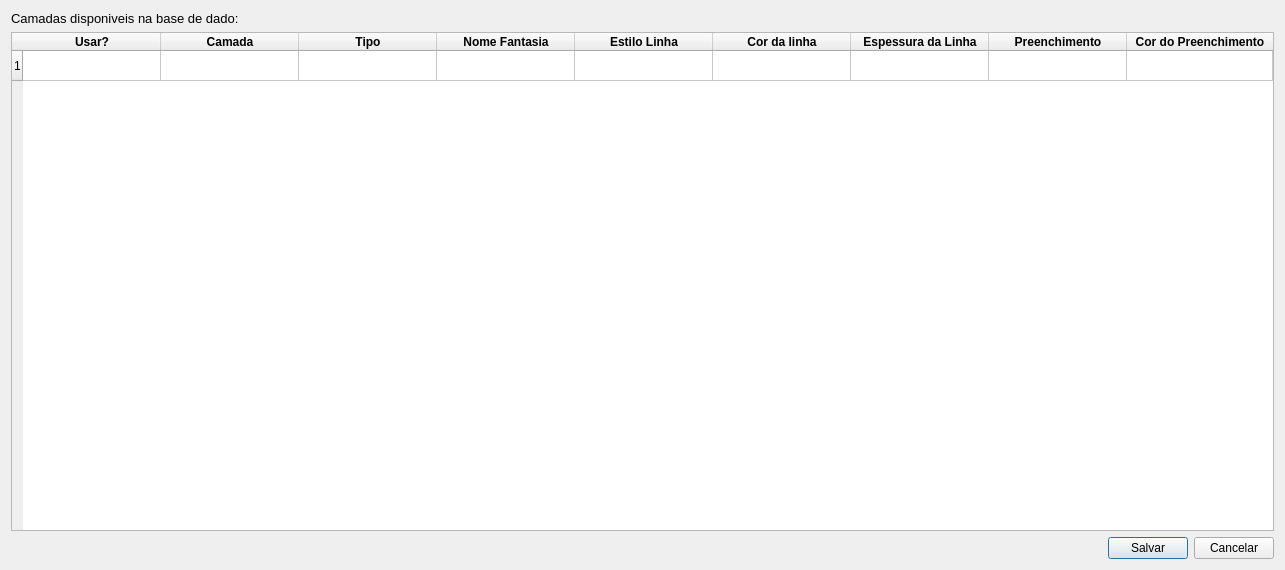
The window that settings/config_layers.ui (spuhub/prisma) describes before a commit, drawn with Qt 5.
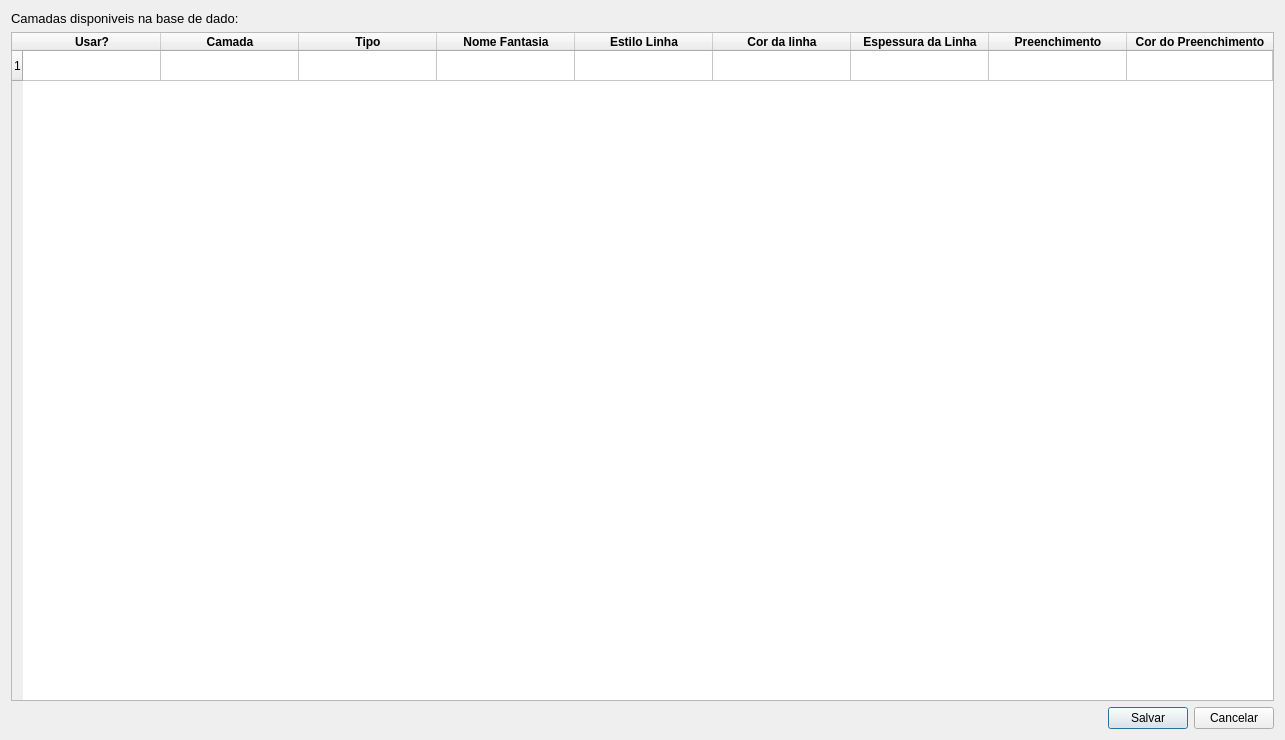
The same window after the commit.

```diff
--- a/settings/config_layers.ui
+++ b/settings/config_layers.ui
@@ -7,7 +7,7 @@
     <x>0</x>
     <y>0</y>
     <width>1285</width>
-    <height>570</height>
+    <height>740</height>
    </rect>
   </property>
   <property name="windowTitle">
```
